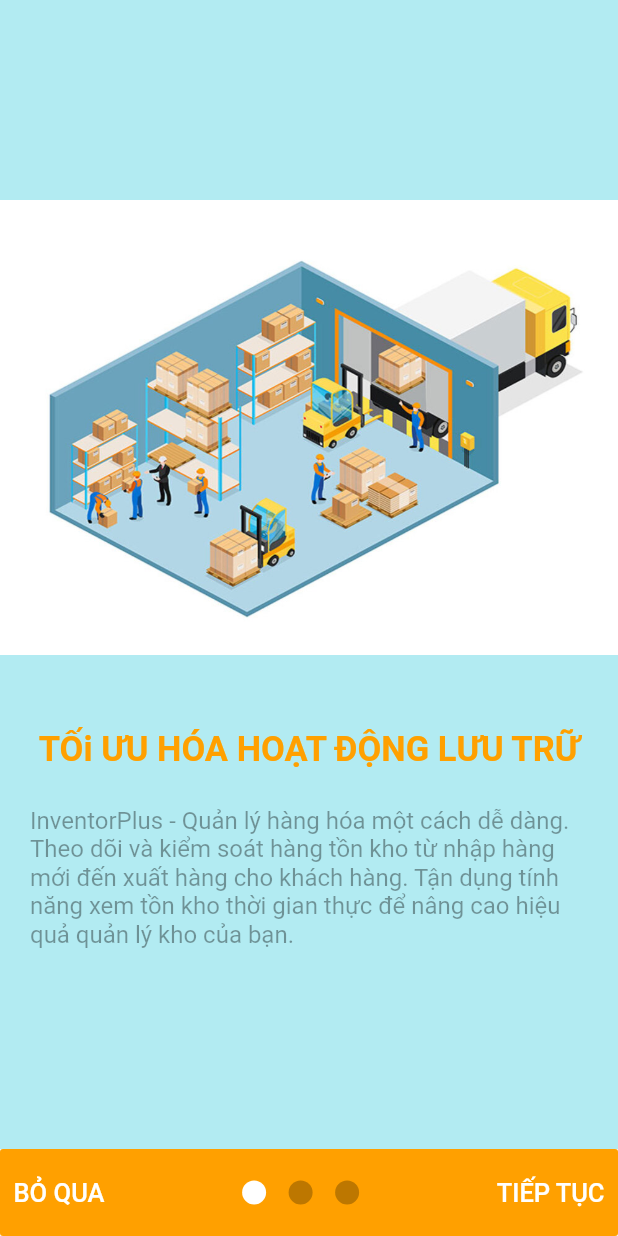
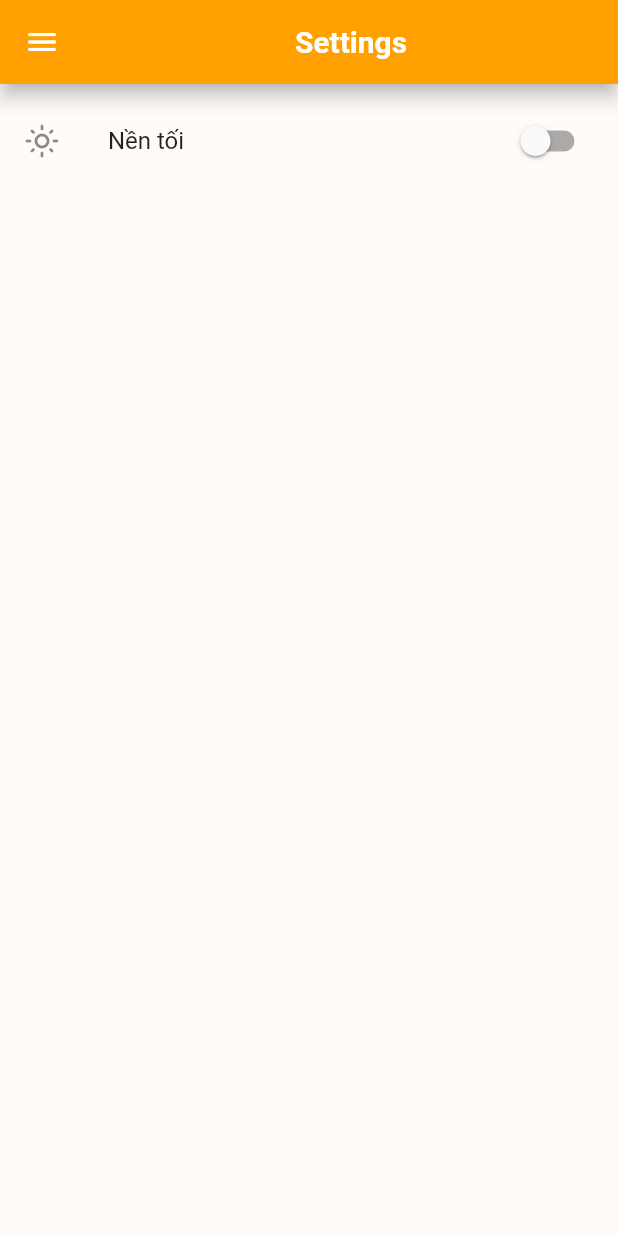
Before and after one commit to NguyenBDat1001/github-nhom13-inventory_management, a Flutter app: the screen it shows after launch, on a phone screen of 412 x 824 dp. Run offline on Flutter 3.47's test engine with Material 2 defaults, Android fonts, the light colour scheme and no system bars; drawn by our look-alikes of smooth_page_indicator; our stand-ins replace flutter_iconly, page_transition, shared_preferences.

Commit message:
create setting_screen

```diff
--- a/lib/main.dart
+++ b/lib/main.dart
@@ -1,8 +1,8 @@
 import 'package:flutter/material.dart';
 import 'package:inventory_management/consts/theme_data.dart';
 import 'package:inventory_management/provider/dark_theme_provider.dart';
-import 'package:inventory_management/screens/home_screen.dart';
 import 'package:inventory_management/screens/intro_screen.dart';
+import 'package:inventory_management/screens/sidebar_screens/setting_screen.dart';
 import 'package:inventory_management/ui/bottom_bar.dart';
 import 'package:provider/provider.dart';
 
@@ -48,7 +48,7 @@ class _MyAppState extends State<MyApp> {
               title: 'Flutter Demo',
 
               theme: Styles.themeData(themeProvider.getDarkTheme, context),
-              home: const IntroPage());
+              home: const SettingScreen());
         }));
   }
 }
--- a/lib/screens/intro_screen.dart
+++ b/lib/screens/intro_screen.dart
@@ -1,5 +1,5 @@
 import 'package:flutter/material.dart';
-import 'package:inventory_management/screens/home_screen.dart';
+
 import 'package:inventory_management/ui/bottom_bar.dart';
 import 'package:shared_preferences/shared_preferences.dart';
 import 'package:smooth_page_indicator/smooth_page_indicator.dart';
--- /dev/null
+++ b/lib/screens/sidebar_screens/setting_screen.dart
@@ -0,0 +1,49 @@
+import 'package:flutter/material.dart';
+import 'package:inventory_management/provider/dark_theme_provider.dart';
+import 'package:inventory_management/ui/appbar.dart';
+import 'package:provider/provider.dart';
+
+class SettingScreen extends StatefulWidget {
+  const SettingScreen({super.key});
+
+  @override
+  State<SettingScreen> createState() => _SettingScreenState();
+}
+
+class _SettingScreenState extends State<SettingScreen> {
+  @override
+  Widget build(BuildContext context) {
+    final themeState = Provider.of<DarkThemeProvider>(context);
+    return Scaffold(
+      appBar: AppBar(
+        title: const Center(
+          child: Text(
+            'Settings',
+            style: TextStyle(fontWeight: FontWeight.bold, color: Color.fromARGB(255, 255, 255, 255)),
+          ),
+        ),
+        backgroundColor: Colors.amber.shade700,
+        elevation: 5,
+      ),
+      drawer: Drawer(),
+      body: Container(
+        padding: const EdgeInsets.only(top: 10),
+        child:  Column(
+          children: [Center(
+        child: SwitchListTile(
+          title: const Text("Nền tối"),
+          secondary: Icon(themeState.getDarkTheme ? Icons.dark_mode_outlined : Icons.light_mode_outlined),
+          value: themeState.getDarkTheme,
+          onChanged: (bool value) {
+            setState(() {
+                     themeState.setDarkTheme = value;
+            });
+
+          },
+        ),
+      ), ],
+        )
+      )
+    );
+  }
+}
```
Also changed, not shown: lib/screens/bottombar_screens/home_screen.dart (renamed from lib/screens/home_screen.dart, +1 -13 lines), lib/screens/sidebar_screens/user_screen.dart (added, +12 -0 lines), lib/ui/bottom_bar.dart (+4 -5 lines), lib/ui/sidebar_drawer.dart (added, +59 -0 lines), lib/screens/bottombar_screens/export_screen.dart (renamed from lib/screens/export_screen.dart), lib/screens/bottombar_screens/history_screen.dart (renamed from lib/screens/history_screen.dart), lib/screens/bottombar_screens/import_screen.dart (renamed from lib/screens/import_screen.dart), lib/ui/appbar.dart (added).
